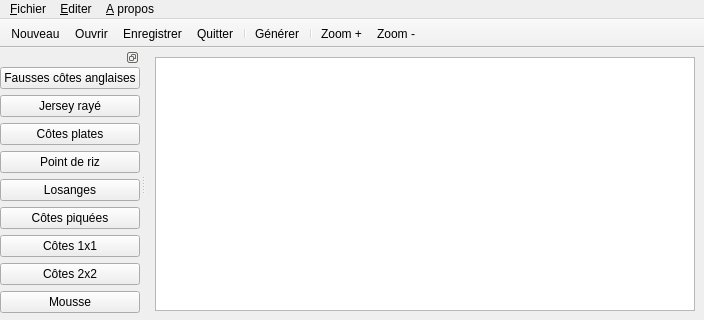
First picture: the form in interface/mainwindow.ui, repository TriComp/TriComp, before the edit; both pictures show x 0 to 704 and y 0 to 320 of the 704 by 559 pixel window.
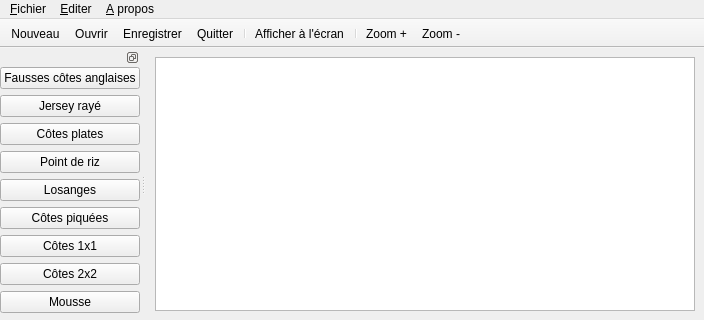
Second picture: the form after the edit. Icons and pictures are not drawn.

Commit message: [Interface] A simple instructions to pdf creator

```diff
--- a/interface/mainwindow.ui
+++ b/interface/mainwindow.ui
@@ -387,7 +387,7 @@
      <normaloff>:/pictures/images/run.png</normaloff>:/pictures/images/run.png</iconset>
    </property>
    <property name="text">
-    <string>&amp;Générer</string>
+    <string>Afficher à l'écran</string>
    </property>
    <property name="toolTip">
     <string>Générer les instructions</string>
```
Left out of the diff: 24 changed lines with no effect on the pictures. The commit also changes 3 other files.
